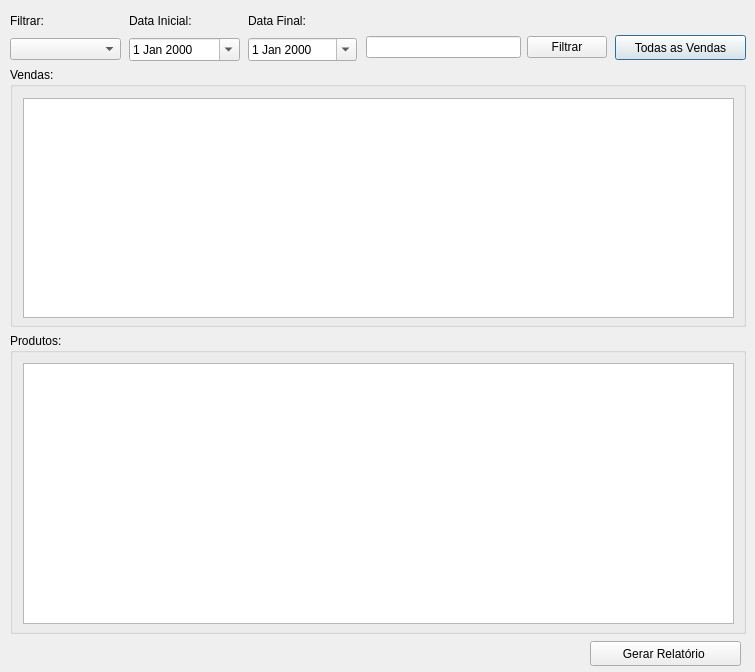
This is frm_gestaovendas.ui in ustop0/TCC as Qt 5 draws it before an edit. The edited form follows.
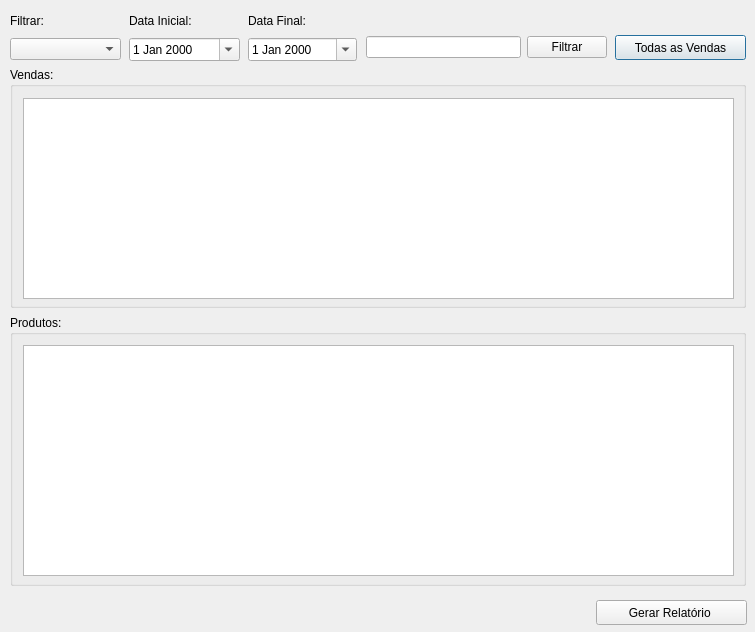
This is the edited form.

Diff of the .ui file:
```diff
--- a/frm_gestaovendas.ui
+++ b/frm_gestaovendas.ui
@@ -7,7 +7,7 @@
     <x>0</x>
     <y>0</y>
     <width>755</width>
-    <height>672</height>
+    <height>632</height>
    </rect>
   </property>
   <property name="windowTitle">
@@ -30,17 +30,17 @@
    <property name="geometry">
     <rect>
      <x>23</x>
-     <y>363</y>
+     <y>345</y>
      <width>711</width>
-     <height>261</height>
+     <height>231</height>
     </rect>
    </property>
   </widget>
   <widget class="QPushButton" name="btn_relatorio">
    <property name="geometry">
     <rect>
-     <x>590</x>
-     <y>641</y>
+     <x>596</x>
+     <y>600</y>
      <width>151</width>
      <height>25</height>
     </rect>
@@ -107,7 +107,7 @@
      <x>10</x>
      <y>67</y>
      <width>736</width>
-     <height>260</height>
+     <height>241</height>
     </rect>
    </property>
    <property name="title">
@@ -119,7 +119,7 @@
       <x>13</x>
       <y>31</y>
       <width>711</width>
-      <height>220</height>
+      <height>201</height>
      </rect>
     </property>
    </widget>
@@ -128,9 +128,9 @@
    <property name="geometry">
     <rect>
      <x>10</x>
-     <y>333</y>
+     <y>315</y>
      <width>736</width>
-     <height>301</height>
+     <height>271</height>
     </rect>
    </property>
    <property name="title">
```
